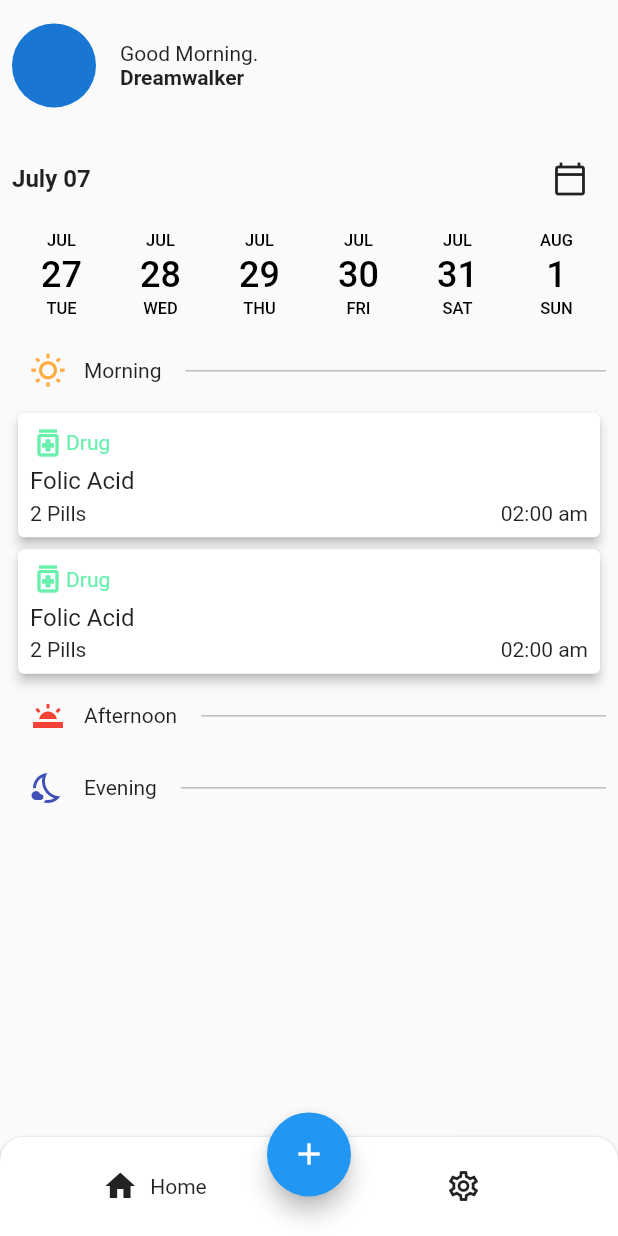
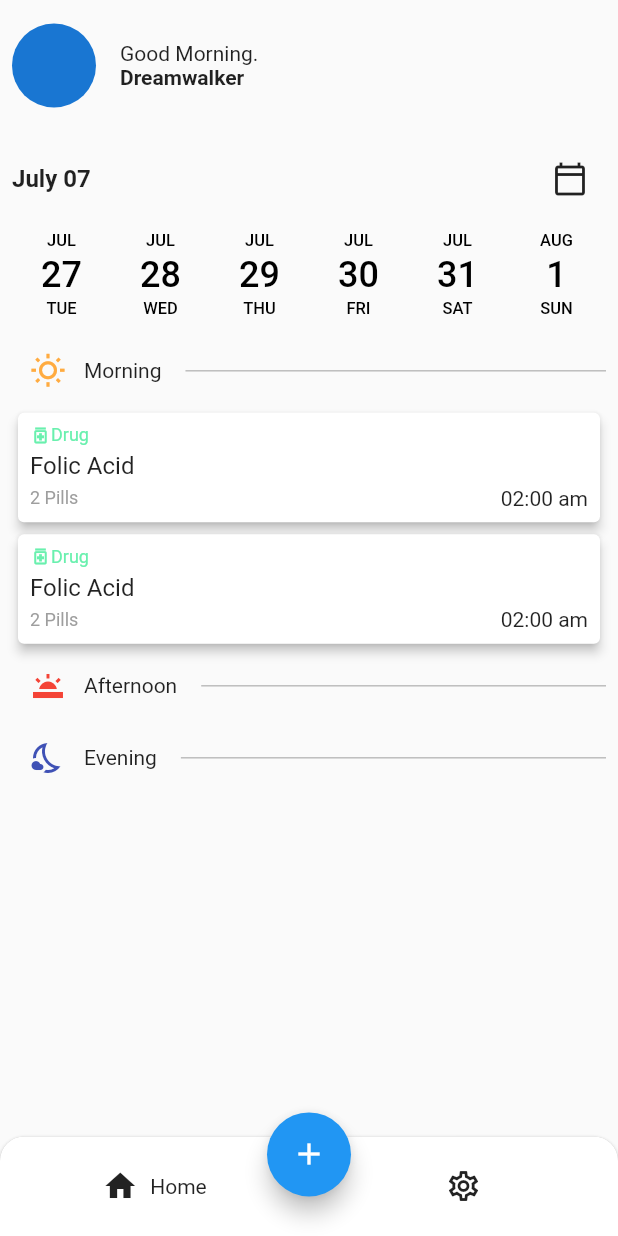
Before and after one commit to JAICHANGPARK/flutter_notebook_14th_story, a Flutter app: the screen it shows after launch, on a phone screen of 412 x 824 dp. Run offline on Flutter 3.47's test engine with Material 2 defaults, Android fonts, the phone set to English and light mode, and no system bars; drawn by our look-alikes of date_picker_timeline; our stand-ins replace flutter_lorem, get, google_fonts, line_icons.

Commit message:
Update medic_card_widget.dart

```diff
--- a/lib/ep861_medic_care_app/ui/medic_card_widget.dart
+++ b/lib/ep861_medic_care_app/ui/medic_card_widget.dart
@@ -18,11 +18,14 @@ class MedicCardWidget extends StatelessWidget {
                 Icon(
                   Icons.medication_outlined,
                   color: Colors.greenAccent,
+                  size: 14,
                 ),
+
                 Text(
                   "Drug",
                   style: TextStyle(
                     color: Colors.greenAccent,
+                    fontSize: 12
                   ),
                 ),
               ],
@@ -35,7 +38,10 @@ class MedicCardWidget extends StatelessWidget {
             ),
             Row(
               mainAxisAlignment: MainAxisAlignment.spaceBetween,
-              children: [Text("2 Pills"), Text("02:00 am")],
+              children: [Text("2 Pills", style: TextStyle(
+                  fontSize: 12,
+                color: Colors.grey
+              ),), Text("02:00 am")],
             )
           ],
         ),
```
